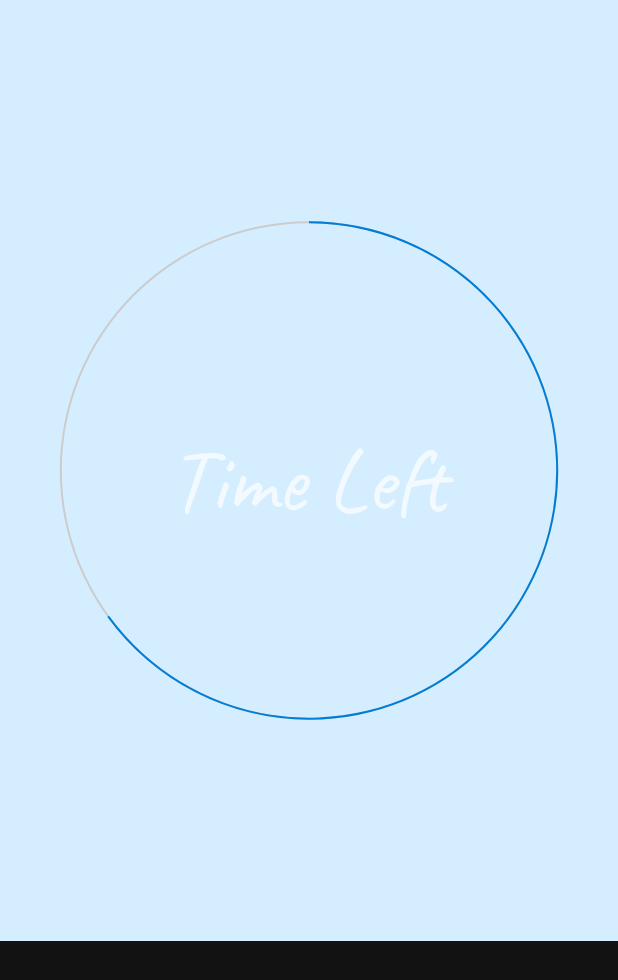
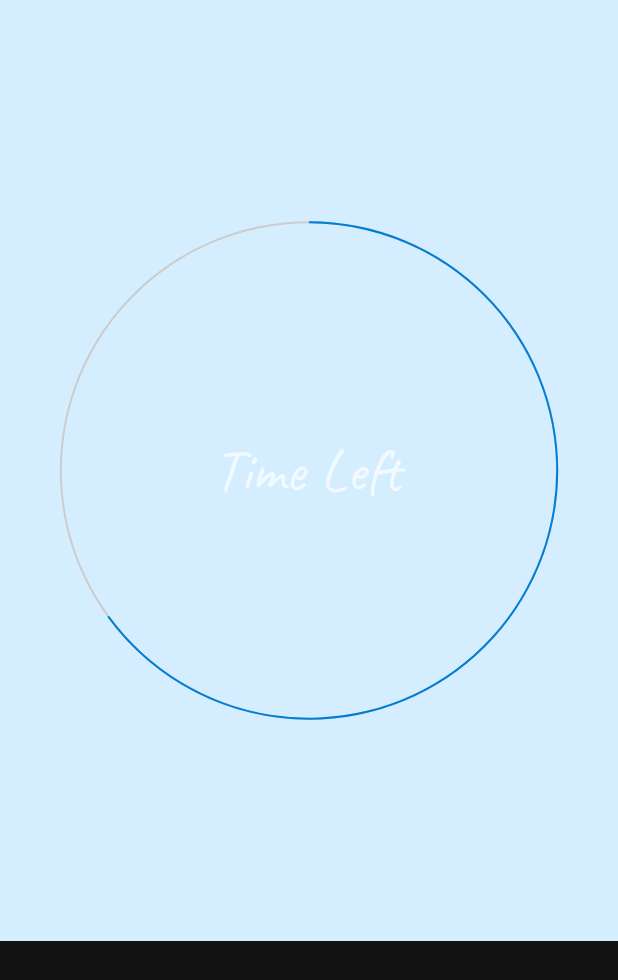
Before and after one commit to jasmeet0817/ttl-android, an Android app built with Jetpack Compose: the layout ttl_widget.xml on its own in the app's theme, with its tools: preview values and no code run, on a phone screen of 412 x 824 dp. Shown: the top 980 px of the screen. Run offline under Robolectric (Android 15) with nearby library versions, the phone set to English and light mode, and no system bars.

Commit message:
Product Excellence

```diff
--- a/app/src/main/res/layout/ttl_widget.xml
+++ b/app/src/main/res/layout/ttl_widget.xml
@@ -53,7 +53,7 @@
             android:fontFamily="@font/caveat"
             android:gravity="center"
             android:text="Time Left"
-            android:textSize="60sp" />
+            android:textSize="40sp" />
     </RelativeLayout>
 
 </LinearLayout>
```
